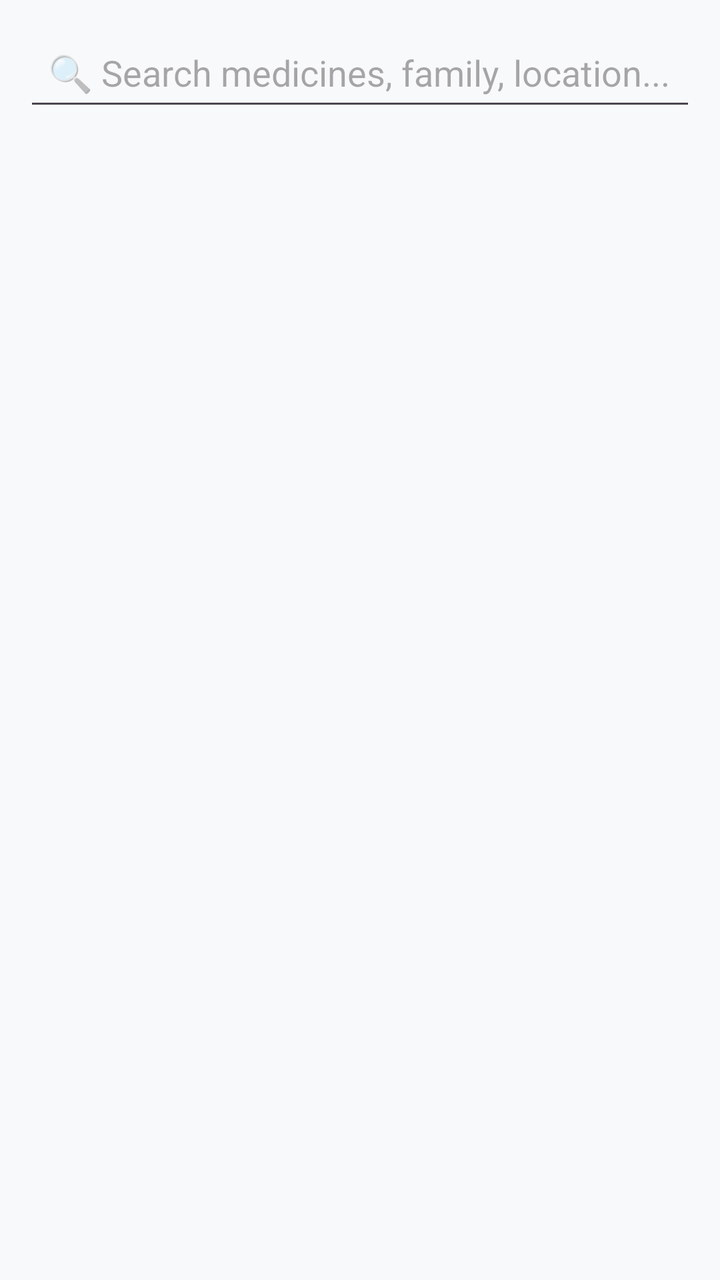
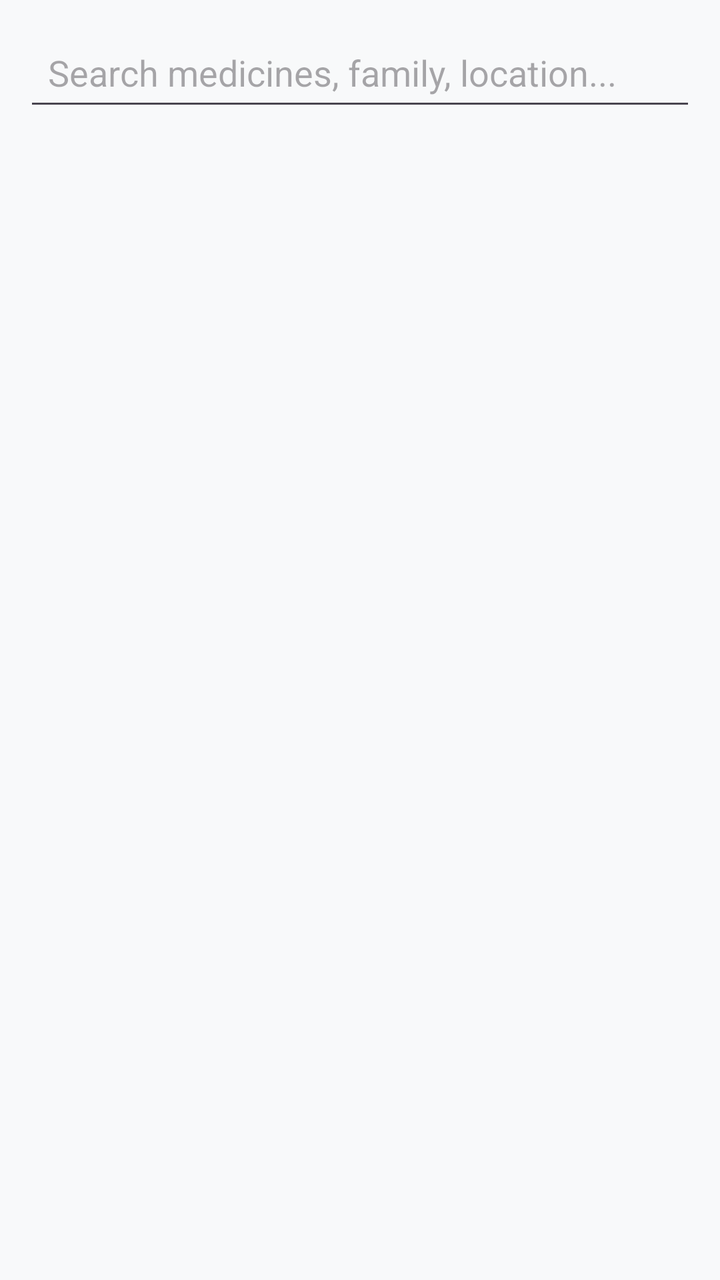

Two renders of the same Android screen: before a commit and after it. Below are the layout's source before the change and the commit's diff.
<!-- AndroidManifest.xml: application theme Theme.MediScan -->
<!-- res/layout/fragment_medicine_list.xml -->
<?xml version="1.0" encoding="utf-8"?>
<LinearLayout xmlns:android="http://schemas.android.com/apk/res/android"
    android:layout_width="match_parent"
    android:layout_height="match_parent"
    android:orientation="vertical"
    android:padding="12dp">

    <EditText
        android:id="@+id/etSearch"
        android:layout_width="match_parent"
        android:layout_height="wrap_content"
        android:hint="🔍 Search medicines, family, location..."
        android:padding="12dp"
        android:layout_marginBottom="10dp"/>

    <TextView
        android:id="@+id/tvEmptyState"
        android:layout_width="match_parent"
        android:layout_height="wrap_content"
        android:text="No medicines saved in your digital cabinet yet"
        android:textColor="@color/mt_muted"
        android:gravity="center"
        android:padding="24dp"
        android:visibility="gone"/>

    <androidx.recyclerview.widget.RecyclerView
        android:id="@+id/recyclerView"
        android:layout_width="match_parent"
        android:layout_height="match_parent"/>

</LinearLayout>
<!-- resources referenced by this layout -->
<resources>
  <color name="mt_muted">#6B7A75</color>
  <style name="Theme.MediScan" parent="Base.Theme.MediScan" />
  <style name="Base.Theme.MediScan" parent="Theme.Material3.DayNight.NoActionBar">
          <item name="colorPrimary">@color/mt_teal</item>
          <item name="colorSecondary">@color/mt_coral</item>
          <item name="android:windowBackground">@color/mt_bg_light</item>
      </style>
  <color name="mt_teal">#0F5C56</color>
  <color name="mt_coral">#E2725B</color>
  <color name="mt_bg_light">#F8F9FA</color>
</resources>

<!-- the commit's change to res/layout/fragment_medicine_list.xml (unified diff, before → after) -->
@@ -9,7 +9,7 @@
         android:id="@+id/etSearch"
         android:layout_width="match_parent"
         android:layout_height="wrap_content"
-        android:hint="🔍 Search medicines, family, location..."
+        android:hint="Search medicines, family, location..."
         android:padding="12dp"
         android:layout_marginBottom="10dp"/>
 
